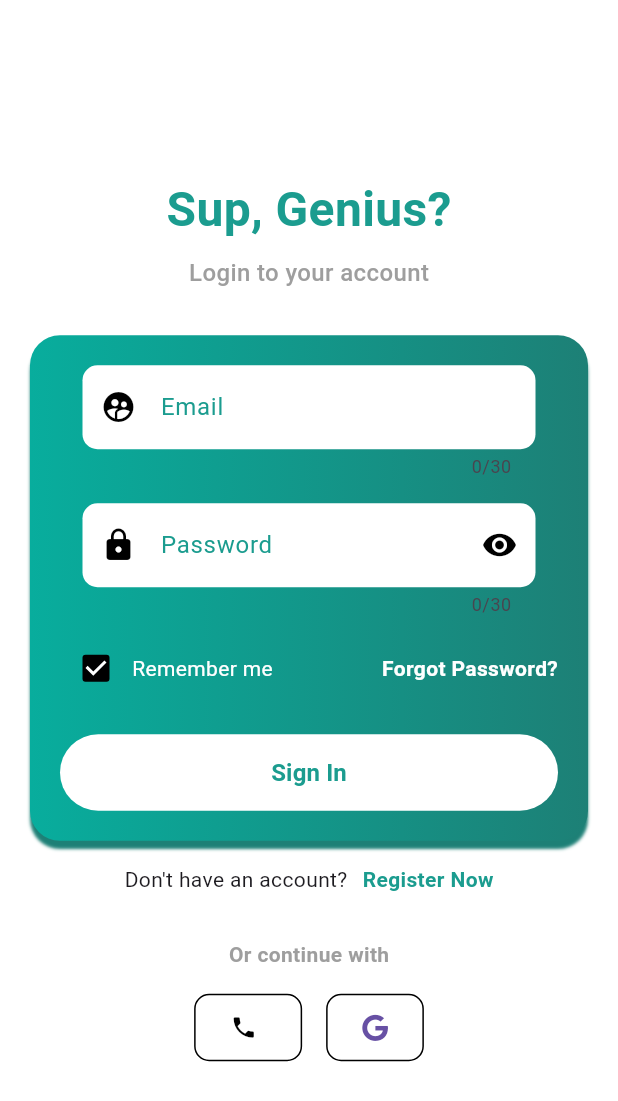
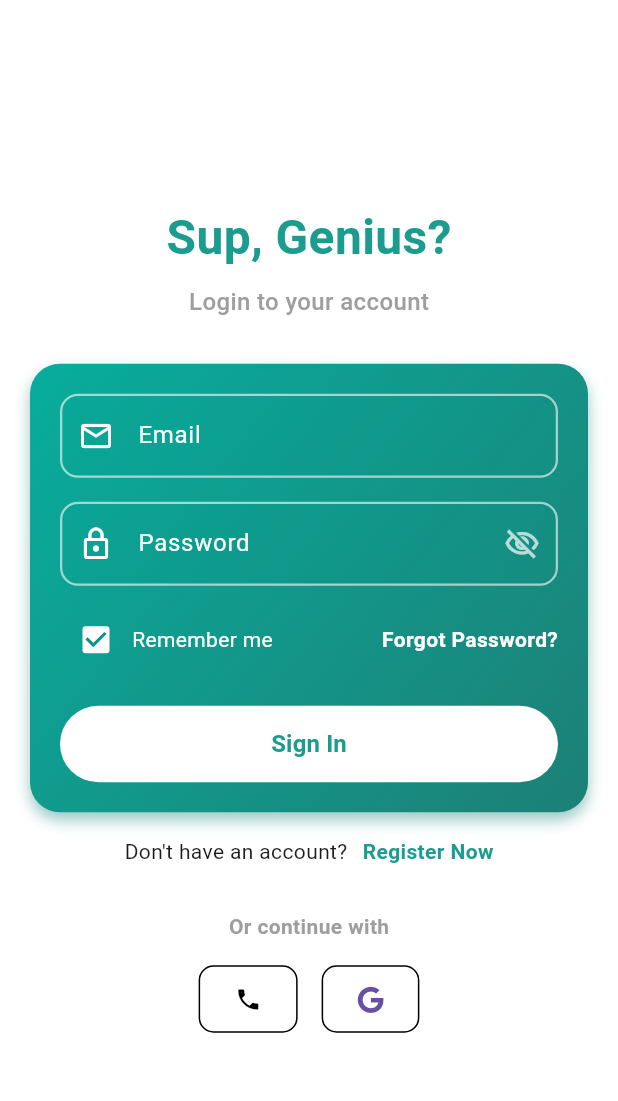
Before and after one commit to Roshandevelops/student_records, a Flutter app: the screen it shows after launch, on a phone screen of 412 x 824 dp. Shown: the top 1101 px of the screen. Run offline on Flutter 3.47's test engine with Material 3 defaults, Android fonts, the phone set to English and light mode, and no system bars; our stand-ins replace firebase_auth, firebase_core, flutter_otp_text_field, font_awesome_flutter, google_sign_in, intl_phone_field; accounts and stored records are empty.

Commit message:
Home UI updated

```diff
--- a/lib/view/home/widget/home_screen.dart
+++ b/lib/view/home/widget/home_screen.dart
@@ -1,29 +1,28 @@
 import 'dart:developer';
-
-import 'package:firebase_sample/controller/google_sign_in_provider.dart';
-import 'package:firebase_sample/view/home/widget/register_now_screen.dart';
-import 'package:firebase_sample/widgets/outlined_button_widget.dart';
-import 'package:firebase_sample/view/home/widget/number_screen.dart';
-import 'package:firebase_sample/widgets/constants.dart';
-import 'package:firebase_sample/widgets/textformfield_widget.dart';
 import 'package:flutter/material.dart';
 import 'package:font_awesome_flutter/font_awesome_flutter.dart';
 import 'package:provider/provider.dart';
 
+import 'package:firebase_sample/controller/google_sign_in_provider.dart';
+import 'package:firebase_sample/view/home/widget/register_now_screen.dart';
+import 'package:firebase_sample/view/home/widget/number_screen.dart';
+import 'package:firebase_sample/widgets/constants.dart';
+import 'package:firebase_sample/widgets/outlined_button_widget.dart';
+
 class HomeScreen extends StatefulWidget {
   const HomeScreen({super.key});
+
   @override
   State<HomeScreen> createState() => _HomeScreenState();
 }
 
 class _HomeScreenState extends State<HomeScreen> {
-  TextEditingController emailController = TextEditingController();
-  TextEditingController passController = TextEditingController();
+  final TextEditingController emailController = TextEditingController();
+  final TextEditingController passController = TextEditingController();
 
   @override
   Widget build(BuildContext context) {
     return Scaffold(
-      resizeToAvoidBottomInset: false,
       backgroundColor: Colors.white,
       body: SafeArea(
         child: Padding(
@@ -57,44 +56,75 @@ class _HomeScreenState extends State<HomeScreen> {
                       Color(0xFF08AD9D),
                       Color(0xFF1D8076),
                     ],
+                    begin: Alignment.topLeft,
+                    end: Alignment.bottomRight,
                   ),
                   borderRadius: BorderRadius.circular(20),
                   boxShadow: [
                     BoxShadow(
-                      color: Color(0xFF1D8076),
-                      blurRadius: 1,
-                      offset: Offset(0, 5),
+                      color: Colors.teal.shade700.withOpacity(0.4),
+                      blurRadius: 8,
+                      offset: const Offset(0, 5),
                     ),
                   ],
                 ),
                 child: Column(
                   children: [
-                    TextformfieldWidget(
-                      prefixIcon: const Icon(
-                        Icons.supervised_user_circle_rounded,
-                        color: kBlack,
+                    // Email TextField
+                    TextFormField(
+                      controller: emailController,
+                      decoration: InputDecoration(
+                        labelText: 'Email',
+                        prefixIcon: const Icon(Icons.email_outlined,
+                            color: Colors.white),
+                        labelStyle: const TextStyle(color: Colors.white),
+                        enabledBorder: OutlineInputBorder(
+                          borderRadius: BorderRadius.circular(12),
+                          borderSide: const BorderSide(
+                              color: Colors.white60, width: 1.5),
                         ),
-                      hintText: "Email",
-                      textEditingController: emailController,
+                        focusedBorder: OutlineInputBorder(
+                          borderRadius: BorderRadius.circular(12),
+                          borderSide:
+                              const BorderSide(color: Colors.white, width: 2),
                         ),
+                        filled: true,
+                        fillColor: Colors.teal.withOpacity(0.1),
+                      ),
+                      style: const TextStyle(color: Colors.white),
+                    ),
+
                     const SizedBox(height: 16),
-                    TextformfieldWidget(
+
+                    // Password TextField
+                    TextFormField(
+                      controller: passController,
                       obscureText: true,
-                      onDoubleTap: () {
-                        print("eye button pressed");
-                      },
-                      suffixIcon: const Icon(
-                        Icons.remove_red_eye,
-                        color: kBlack,
+                      decoration: InputDecoration(
+                        labelText: 'Password',
+                        prefixIcon:
+                            const Icon(Icons.lock_outline, color: Colors.white),
+                        suffixIcon: const Icon(Icons.visibility_off_outlined,
+                            color: Colors.white70),
+                        labelStyle: const TextStyle(color: Colors.white),
+                        enabledBorder: OutlineInputBorder(
+                          borderRadius: BorderRadius.circular(12),
+                          borderSide: const BorderSide(
+                              color: Colors.white60, width: 1.5),
                         ),
-                      prefixIcon: const Icon(
-                        Icons.lock,
-                        color: kBlack,
+                        focusedBorder: OutlineInputBorder(
+                          borderRadius: BorderRadius.circular(12),
+                          borderSide:
+                              const BorderSide(color: Colors.white, width: 2),
                         ),
-                      hintText: "Password",
-                      textEditingController: passController,
+                        filled: true,
+                        fillColor: Colors.teal.withOpacity(0.1),
                       ),
-                    const SizedBox(height: 10),
+                      style: const TextStyle(color: Colors.white),
+                    ),
+
+                    const SizedBox(height: 12),
+
                     Row(
                       mainAxisAlignment: MainAxisAlignment.spaceBetween,
                       children: [
@@ -103,12 +133,11 @@ class _HomeScreenState extends State<HomeScreen> {
                             Checkbox(
                               value: true,
                               onChanged: (value) {},
-                              activeColor: kBlack,
+                              activeColor: Colors.white,
+                              checkColor: Colors.teal,
                             ),
-                            const Text(
-                              "Remember me",
-                              style: TextStyle(color: kwhite),
-                            ),
+                            const Text("Remember me",
+                                style: TextStyle(color: Colors.white)),
                           ],
                         ),
                         const Text(
@@ -120,15 +149,19 @@ class _HomeScreenState extends State<HomeScreen> {
                         ),
                       ],
                     ),
+
                     const SizedBox(height: 20),
+
                     Container(
                       width: double.infinity,
                       decoration: BoxDecoration(
-                        color: kwhite,
+                        color: Colors.white,
                         borderRadius: BorderRadius.circular(30),
                       ),
                       child: MaterialButton(
-                        onPressed: () {},
+                        onPressed: () {
+                          // Handle sign-in
+                        },
                         shape: RoundedRectangleBorder(
                           borderRadius: BorderRadius.circular(30),
                         ),
@@ -155,9 +188,8 @@ class _HomeScreenState extends State<HomeScreen> {
                   InkWell(
                     onTap: () {
                       Navigator.of(context).push(
-                        MaterialPageRoute(builder: (ctx) {
-                          return const RegisterNowScreen();
-                        }),
+                        MaterialPageRoute(
+                            builder: (_) => const RegisterNowScreen()),
                       );
                     },
                     child: const Text(
@@ -185,40 +217,23 @@ class _HomeScreenState extends State<HomeScreen> {
                   OutlinedButtonWidget(
                     onPressed: () {
                       Navigator.of(context).push(
-                        MaterialPageRoute(
-                          builder: (ctx) => const NumberScreen(),
-                        ),
+                        MaterialPageRoute(builder: (_) => const NumberScreen()),
                       );
                     },
                     child: const Row(
                       children: [
-                        Icon(Icons.phone, color: kBlack),
-                        SizedBox(width: 6),
-                        // Text("Phone")
+                        Icon(Icons.phone, color: Colors.black),
                       ],
                     ),
                   ),
                   const SizedBox(width: 16),
                   OutlinedButtonWidget(
                     onPressed: () {
-                        Provider.of<GoogleSignInProvider>(context,
-                                listen: false)
+                      Provider.of<GoogleSignInProvider>(context, listen: false)
                           .googleLogin();
-
-                        // Navigator.of(context).push(
-                        //   MaterialPageRoute(
-                        //     builder: (ctx) {
-                        //       return GoogleAccountScreen();
-                        //     },
-                        //   ),
-                        // );
                       log("Google sign in pressed");
                     },
-                      child: const FaIcon(FontAwesomeIcons.google)
-                      // Image.asset(
-                      //   "assets/OIP.jpeg",
-                      //   height: 25,
-                      // ),
+                    child: const FaIcon(FontAwesomeIcons.google),
                   ),
                 ],
               ),
```
Lines whose indentation alone changed are shown as unchanged.
